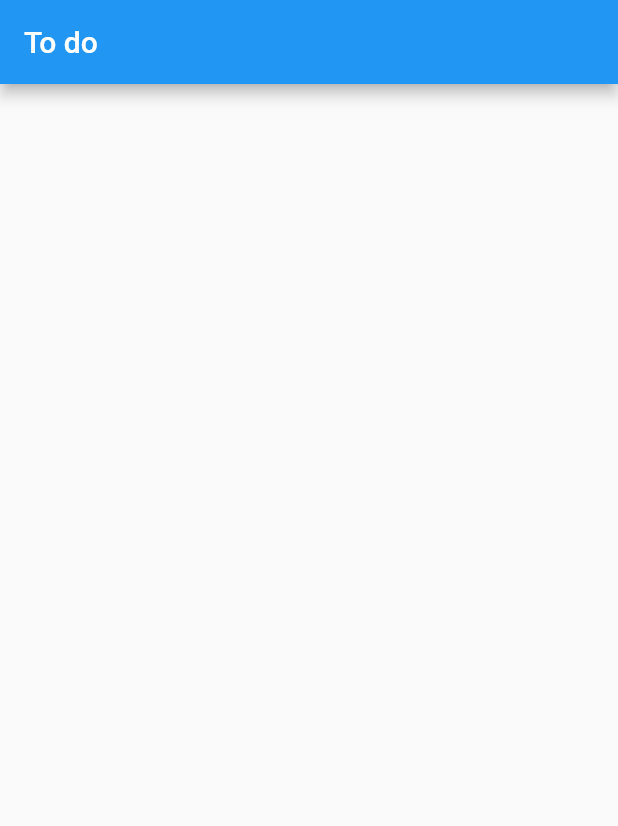
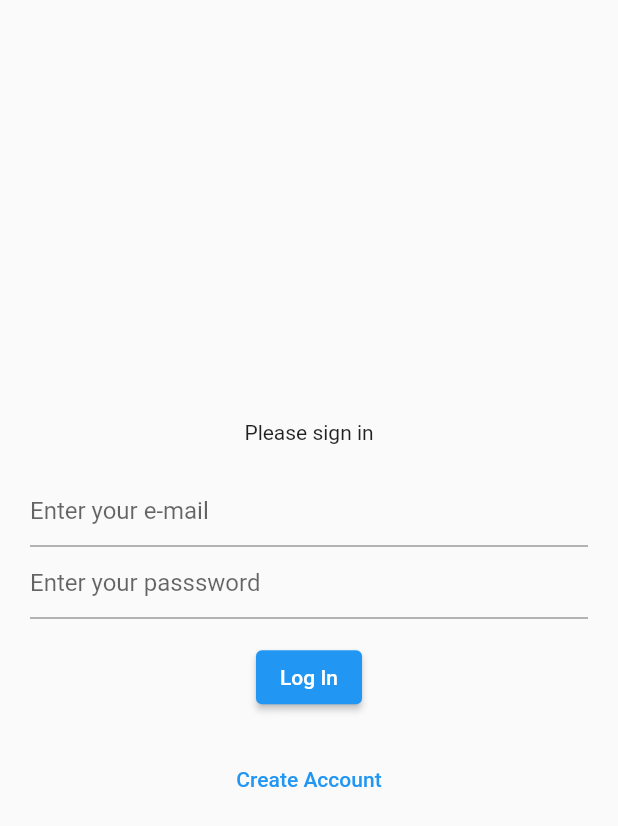
Before and after one commit to maciejjagodzinski/AdToAdd, a Flutter app: the screen it shows after launch, on a phone screen of 412 x 824 dp. Shown: the top 826 px of the screen. Run offline on Flutter 3.47's test engine with Material 2 defaults, Android fonts, the phone set to English and light mode, and no system bars; our stand-ins replace bloc, firebase_auth, firebase_core, flutter_bloc, freezed_annotation, get_it; accounts and stored records are empty.

Commit message:
Implement sign in and register funcionality

```diff
--- /dev/null
+++ b/lib/app/app.dart
@@ -0,0 +1,67 @@
+import 'package:flutter/material.dart';
+import 'package:flutter_bloc/flutter_bloc.dart';
+import 'package:sovotest/app/core/enums.dart';
+import 'package:sovotest/app/injection_container.dart';
+import 'package:sovotest/features/cubit/root_cubit.dart';
+import 'package:sovotest/features/login/pages/login_page.dart';
+import 'package:sovotest/features/todo/pages/to_do_page.dart';
+
+class MyApp extends StatelessWidget {
+  const MyApp({super.key});
+
+  @override
+  Widget build(BuildContext context) {
+    return MaterialApp(
+        title: 'Sovo test app',
+        theme: ThemeData(
+          primarySwatch: Colors.blue,
+        ),
+        home: const RootPage());
+  }
+}
+
+class RootPage extends StatelessWidget {
+  const RootPage({
+    Key? key,
+  }) : super(key: key);
+
+  @override
+  Widget build(BuildContext context) {
+    return BlocProvider<RootCubit>(
+      create: (context) {
+        return getIt()..start();
+      },
+      child: BlocListener<RootCubit, RootState>(
+        listener: (context, state) {
+          if (state.status == Status.error) {
+            final errorMessage = state.errorMessage ?? "Error";
+            ScaffoldMessenger.of(context).showSnackBar(SnackBar(
+              content: Text(
+                errorMessage,
+                style: Theme.of(context).textTheme.bodyText1,
+              ),
+              duration: const Duration(seconds: 5),
+              backgroundColor: Colors.red[200],
+            ));
+          }
+        },
+        child: BlocBuilder<RootCubit, RootState>(
+          builder: (context, state) {
+            final user = state.user;
+
+            if (state.status == Status.loading) {
+              return const Center(
+                child: CircularProgressIndicator(),
+              );
+            }
+
+            if (user == null) {
+              return LoginPage();
+            }
+            return const ToDoPage();
+          },
+        ),
+      ),
+    );
+  }
+}
--- /dev/null
+++ b/lib/app/core/enums.dart
@@ -0,0 +1 @@
+enum Status { initial, loading, success, error }
--- /dev/null
+++ b/lib/app/injection_container.dart
@@ -0,0 +1,13 @@
+import 'package:get_it/get_it.dart';
+import 'package:sovotest/features/cubit/root_cubit.dart';
+
+final getIt = GetIt.instance;
+
+void configureDependecies() {
+  //cubits
+  getIt.registerFactory(() => RootCubit());
+
+  //repositories
+
+  //data sources
+}
--- /dev/null
+++ b/lib/features/cubit/root_state.dart
@@ -0,0 +1,11 @@
+part of 'root_cubit.dart';
+
+@freezed
+class RootState with _$RootState {
+  const factory RootState({
+    required User? user,
+    required Status status,
+    required bool isCreatingAccount,
+    required String? errorMessage,
+  }) = _RootState;
+}
--- /dev/null
+++ b/lib/features/login/pages/login_page.dart
@@ -0,0 +1,122 @@
+import 'package:flutter/material.dart';
+import 'package:flutter_bloc/flutter_bloc.dart';
+import 'package:sovotest/app/core/enums.dart';
+import 'package:sovotest/app/injection_container.dart';
+import 'package:sovotest/features/cubit/root_cubit.dart';
+
+class LoginPage extends StatefulWidget {
+  LoginPage({
+    Key? key,
+  }) : super(key: key);
+
+  final emailController = TextEditingController();
+  final passwordController = TextEditingController();
+
+  @override
+  State<LoginPage> createState() => _LoginPageState();
+}
+
+class _LoginPageState extends State<LoginPage> {
+  @override
+  Widget build(BuildContext context) {
+    return BlocProvider<RootCubit>(
+      create: (context) {
+        return getIt();
+      },
+      child: BlocListener<RootCubit, RootState>(
+        listener: (context, state) {
+          if (state.status == Status.error) {
+            final errorMessage = state.errorMessage ?? "Error";
+            ScaffoldMessenger.of(context).showSnackBar(SnackBar(
+              content: Text(
+                errorMessage,
+                style: Theme.of(context).textTheme.bodyText1,
+              ),
+              duration: const Duration(seconds: 5),
+              backgroundColor: Colors.red[200],
+            ));
+          }
+        },
+        child: Scaffold(
+          body: BlocBuilder<RootCubit, RootState>(
+            builder: (context, state) {
+              if (state.status == Status.loading) {
+                return const Center(
+                  child: CircularProgressIndicator(),
+                );
+              }
+              return Center(
+                child: Padding(
+                  padding: const EdgeInsets.all(20.0),
+                  child: Column(
+                    mainAxisAlignment: MainAxisAlignment.center,
+                    children: [
+                      Text(state.isCreatingAccount
+                          ? 'Create account'
+                          : 'Please sign in'),
+                      const SizedBox(
+                        height: 20,
+                      ),
+                      TextField(
+                        controller: widget.emailController,
+                        decoration: const InputDecoration(
+                            hintText: 'Enter your e-mail'),
+                      ),
+                      TextField(
+                        controller: widget.passwordController,
+                        obscureText: true,
+                        decoration: const InputDecoration(
+                            hintText: 'Enter your passsword'),
+                      ),
+                      const SizedBox(
+                        height: 15,
+                      ),
+                      ElevatedButton(
+                        onPressed: () async {
+                          if (state.isCreatingAccount) {
+                            await context
+                                .read<RootCubit>()
+                                .createUserWithEmailAndPassword(
+                                    widget.emailController.text,
+                                    widget.passwordController.text);
+                          } else {
+                            await context
+                                .read<RootCubit>()
+                                .signInWithEmailAndPassword(
+                                    widget.emailController.text,
+                                    widget.passwordController.text);
+                          }
+                        },
+                        child: Text(
+                            state.isCreatingAccount ? 'Register' : 'Log In'),
+                      ),
+                      const SizedBox(
+                        height: 20,
+                      ),
+                      if (state.isCreatingAccount) ...[
+                        TextButton(
+                          onPressed: () {
+                            context.read<RootCubit>().signInUserState();
+                          },
+                          child: const Text('Go back to login page'),
+                        ),
+                      ],
+                      if (state.isCreatingAccount == false) ...[
+                        TextButton(
+                          onPressed: () {
+                            context.read<RootCubit>().createUserState();
+                          },
+                          child: const Text('Create Account'),
+                        ),
+                      ],
+                    ],
+                  ),
+                ),
+              );
+            },
+          ),
+        ),
+      ),
+    );
+  }
+}
--- /dev/null
+++ b/lib/features/todo/cubit/to_do_state.dart
@@ -0,0 +1,5 @@
+part of 'to_do_cubit.dart';
+
+abstract class ToDoState {}
+
+class ToDoInitial extends ToDoState {}
--- a/lib/main.dart
+++ b/lib/main.dart
@@ -1,34 +1,14 @@
 import 'package:flutter/material.dart';
+import 'package:sovotest/app/app.dart';
+import 'package:firebase_core/firebase_core.dart';
+import 'package:sovotest/app/injection_container.dart';
+import 'firebase_options.dart';
 
-void main() {
+void main() async {
+  WidgetsFlutterBinding.ensureInitialized();
+  await Firebase.initializeApp(
+    options: DefaultFirebaseOptions.currentPlatform,
+  );
+  configureDependecies();
   runApp(const MyApp());
 }
-
-class MyApp extends StatelessWidget {
-  const MyApp({super.key});
-
-  @override
-  Widget build(BuildContext context) {
-    return MaterialApp(
-      title: 'Sovo test app',
-      theme: ThemeData(
-        primarySwatch: Colors.blue,
-      ),
-      home: const MyHomePage(title: 'To do'),
-    );
-  }
-}
-
-class MyHomePage extends StatelessWidget {
-  const MyHomePage({super.key, required this.title});
-
-  final String title;
-
-  @override
-  Widget build(BuildContext context) {
-    return Scaffold(
-        appBar: AppBar(
-      title: Text(title),
-    ));
-  }
-}
```
Also changed, not shown: lib/features/cubit/root_cubit.dart (added, +123 -0 lines), lib/features/todo/cubit/to_do_cubit.dart (added, +7 -0 lines), lib/features/todo/pages/to_do_page.dart (added, +54 -0 lines), pubspec.yaml (+11 -0 lines), lib/features/cubit/root_cubit.freezed.dart (added), lib/firebase_options.dart (added), pubspec.lock, 16 other files.
